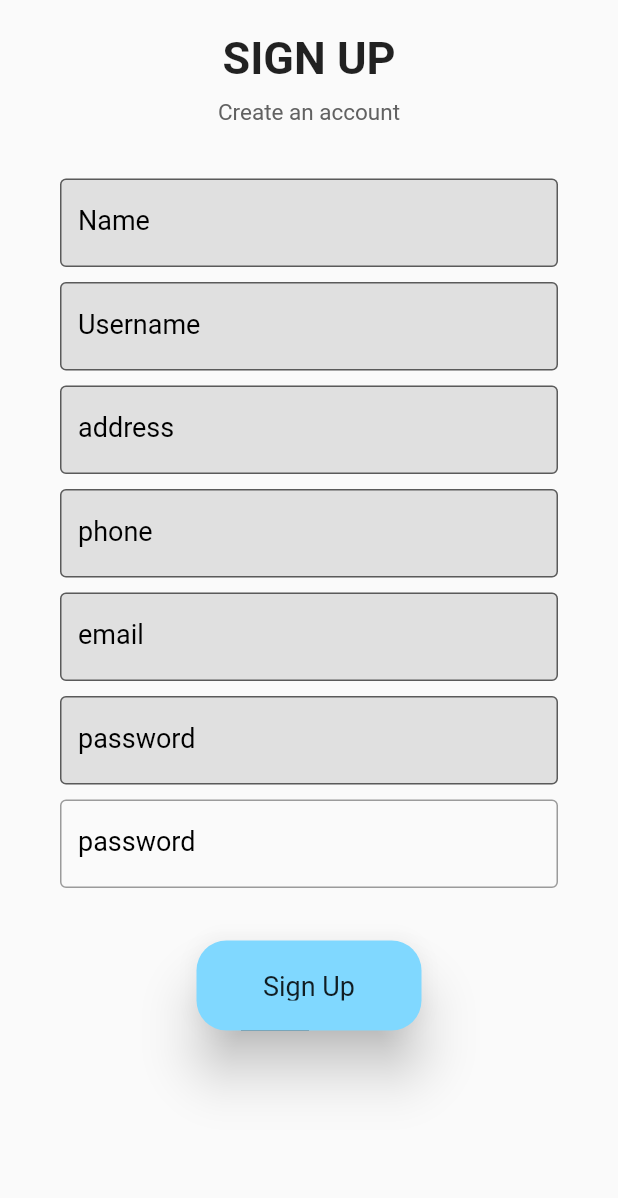
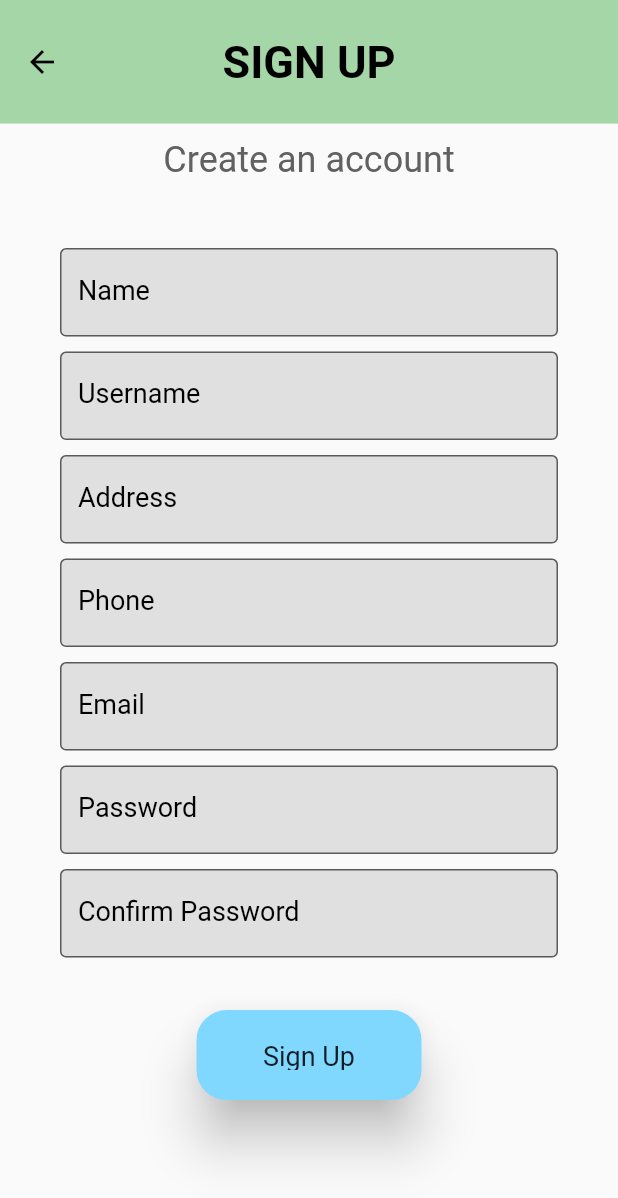
Before and after one commit to Advait-47/osiris2, a Flutter app: the screen it shows after launch, after a tap on "Sign In", after a tap on "Register now", on a phone screen of 412 x 824 dp. Shown: the top 1198 px of the screen. Run offline on Flutter 3.47's test engine with Material 2 defaults, Android fonts, the light colour scheme and no system bars; our stand-ins replace charts_flutter, cloud_firestore, curved_navigation_bar, firebase_auth, firebase_core; accounts and stored records are empty.

Commit message:
minor updates 2

```diff
--- a/lib/screens/login pages/login.dart
+++ b/lib/screens/login pages/login.dart
@@ -17,7 +17,7 @@ class _LoginPageState extends State<LoginPage> {
   final _formKey = GlobalKey<FormState>();
   final existingUser = UserDetails.init();
   String password = '';
-  String error = '';
+  String error = ' ';
   String confirmPassword = '';
   @override
   Widget build(BuildContext context) {
@@ -108,9 +108,10 @@ class _LoginPageState extends State<LoginPage> {
                                     existingUser, password);
                             if (result.runtimeType != UserCredential) {
                               print("hi");
-                              print(result.uid);
+                              print(result);
                               setState(() {
-                                error = result.toString();
+                                error = result.toString().replaceAll('-', ' ');
+                                error[0].toUpperCase();
                               });
                               //error = 'Could not sign you up';
                             } else {
@@ -146,12 +147,7 @@ class _LoginPageState extends State<LoginPage> {
                           ),
                         ),
                       ),
-                      const SizedBox(height: 50),
-
-                      Text(
-                        error,
-                        style: TextStyle(color: Colors.red, fontSize: 14.0),
-                      )
+                      const SizedBox(height: 10),
                     ],
                   )),
 
@@ -183,6 +179,13 @@ class _LoginPageState extends State<LoginPage> {
                   ),
                 ],
               ),
+              SizedBox(
+                height: 10,
+              ),
+              Text(
+                '${error[0].toUpperCase()}${error.substring(1)}',
+                style: TextStyle(color: Colors.red, fontSize: 18.0),
+              )
             ],
           ),
         ),
--- a/lib/screens/login pages/signup.dart
+++ b/lib/screens/login pages/signup.dart
@@ -16,11 +16,38 @@ class _SignUpState extends State<SignUp> {
   //const SignUp({Key? key}) : super(key: key);
   final _formKey = GlobalKey<FormState>();
   String password = '';
-  String error = '';
+  String error = ' ';
   String confirmPassword = '';
   @override
   Widget build(BuildContext context) {
     return Scaffold(
+      appBar: AppBar(
+        leading: BackButton(
+          color: Colors.black,
+        ),
+        toolbarHeight: MediaQuery.of(context).size.height * 0.1,
+        backgroundColor: Colors.green[200],
+        // actions: <Widget>[
+        //   TextButton.icon(
+        //     style: TextButton.styleFrom(primary: Colors.black),
+        //     icon: Icon(Icons.arrow_back),
+        //     onPressed: () async {
+        //       await _auth.signOut();
+        //     },
+        //     label: Text("Logout"),
+        //   )
+        // ],
+        title: const Text(
+          'SIGN UP',
+          style: TextStyle(
+            fontSize: 30,
+            color: Colors.black,
+            fontWeight: FontWeight.bold,
+          ),
+        ),
+        centerTitle: true,
+        elevation: 0,
+      ),
       // appBar: AppBar(
       //   backgroundColor: Colors.green[200],
       //   toolbarHeight: MediaQuery.of(context).size.height * 0.1,
@@ -30,26 +57,21 @@ class _SignUpState extends State<SignUp> {
           padding: EdgeInsets.symmetric(horizontal: 40),
           height: MediaQuery.of(context).size.height - 50,
           width: double.infinity,
+          child: SingleChildScrollView(
             child: Column(
               mainAxisAlignment: MainAxisAlignment.center,
               children: [
                 Column(
                   children: [
-                  Text(
-                    'SIGN UP',
-                    style: TextStyle(
-                      fontSize: 30,
-                      fontWeight: FontWeight.bold,
-                    ),
-                  ),
                     SizedBox(height: 10),
                     Text(
                       'Create an account',
                       style: TextStyle(
-                      fontSize: 15,
+                        fontSize: 24,
                         color: Colors.grey[700],
                       ),
-                  )
+                    ),
+                    SizedBox(height: 10),
                   ],
                 ),
                 SizedBox(height: 35),
@@ -105,7 +127,7 @@ class _SignUpState extends State<SignUp> {
                           },
                           decoration: InputDecoration(
                               hintText: "Address",
-                            labelText: "address",
+                              labelText: "Address",
                               labelStyle: TextStyle(
                                 fontSize: 18,
                                 color: Colors.black,
@@ -117,13 +139,14 @@ class _SignUpState extends State<SignUp> {
                         ),
                         SizedBox(height: 10),
                         TextFormField(
-                        validator: (val) => val!.isEmpty ? 'Enter Phone' : null,
+                          validator: (val) =>
+                              val!.isEmpty ? 'Enter Phone' : null,
                           onChanged: (val) {
                             setState(() => newUser.phone = val);
                           },
                           decoration: InputDecoration(
                               hintText: "Phone Number",
-                            labelText: "phone",
+                              labelText: "Phone",
                               labelStyle: TextStyle(
                                 fontSize: 18,
                                 color: Colors.black,
@@ -135,13 +158,14 @@ class _SignUpState extends State<SignUp> {
                         ),
                         SizedBox(height: 10),
                         TextFormField(
-                        validator: (val) => val!.isEmpty ? 'Enter Email' : null,
+                          validator: (val) =>
+                              val!.isEmpty ? 'Enter Email' : null,
                           onChanged: (val) {
                             setState(() => newUser.email = val);
                           },
                           decoration: InputDecoration(
                               hintText: "Email",
-                            labelText: "email",
+                              labelText: "Email",
                               labelStyle: TextStyle(
                                 fontSize: 18,
                                 color: Colors.black,
@@ -161,7 +185,7 @@ class _SignUpState extends State<SignUp> {
                           },
                           decoration: InputDecoration(
                               hintText: "Password",
-                            labelText: "password",
+                              labelText: "Password",
                               labelStyle: TextStyle(
                                 fontSize: 18,
                                 color: Colors.black,
@@ -181,14 +205,14 @@ class _SignUpState extends State<SignUp> {
                           },
                           decoration: InputDecoration(
                             hintText: "Confirm Password",
-                          labelText: "password",
+                            labelText: "Confirm Password",
                             labelStyle: TextStyle(
                               fontSize: 18,
                               color: Colors.black,
                             ),
                             border: OutlineInputBorder(),
                             fillColor: Colors.grey[300],
-                          filled: false,
+                            filled: true,
                           ),
                           obscureText: true,
                         ),
@@ -203,7 +227,8 @@ class _SignUpState extends State<SignUp> {
                               if (result.runtimeType != UserDetails) {
                                 print("bye");
                                 setState(() {
-                                error = result.toString();
+                                  error =
+                                      result.toString().replaceAll('-', ' ');
                                 });
                                 print(result.runtimeType);
                                 //error = 'Could not sign you up';
@@ -238,7 +263,8 @@ class _SignUpState extends State<SignUp> {
                             padding: EdgeInsets.all(20.0),
                             fixedSize: Size(150, 60),
                             shape: RoundedRectangleBorder(
-                            borderRadius: BorderRadius.all(Radius.circular(20)),
+                              borderRadius:
+                                  BorderRadius.all(Radius.circular(20)),
                             ),
                             textStyle: TextStyle(
                               fontSize: 18,
@@ -249,10 +275,10 @@ class _SignUpState extends State<SignUp> {
                           ),
                         ),
                         SizedBox(
-                        height: 50.0,
+                          height: 20.0,
                         ),
                         Text(
-                        error,
+                          '${error[0].toUpperCase()}${error.substring(1)}',
                           style: TextStyle(color: Colors.red, fontSize: 14.0),
                         )
                       ],
@@ -261,6 +287,7 @@ class _SignUpState extends State<SignUp> {
             ),
           ),
         ),
+      ),
     );
   }
 }
--- a/lib/screens/main tabs/anaylsisgraph.dart
+++ b/lib/screens/main tabs/anaylsisgraph.dart
@@ -31,6 +31,7 @@ class GraphPage extends StatelessWidget {
         appBar: AppBar(
           actions: <Widget>[
             TextButton.icon(
+              style: TextButton.styleFrom(primary: Colors.black),
               icon: Icon(Icons.person),
               onPressed: () async {
                 await _auth.signOut();
```
Also changed, not shown: lib/screens/main tabs/connect_pages/connect3.dart (+15 -3 lines), lib/screens/main tabs/profile_pages/profile.dart (+20 -1 lines), lib/widgets/curved_bnb.dart (+9 -8 lines). Lines whose indentation alone changed are shown as unchanged.
